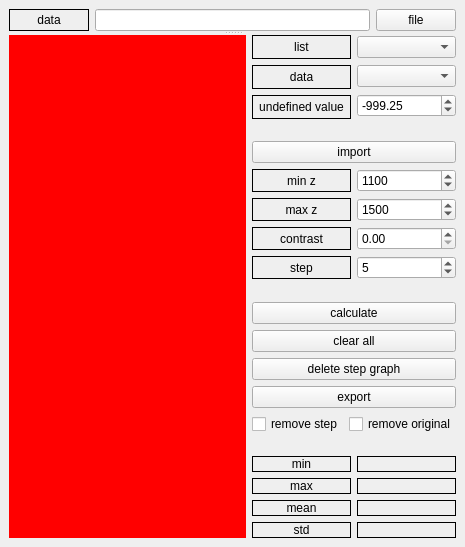
This is python_part/ui_window.ui in Ajgull/SummerPractice2.0 as Qt 5 draws it before an edit. The edited form follows.
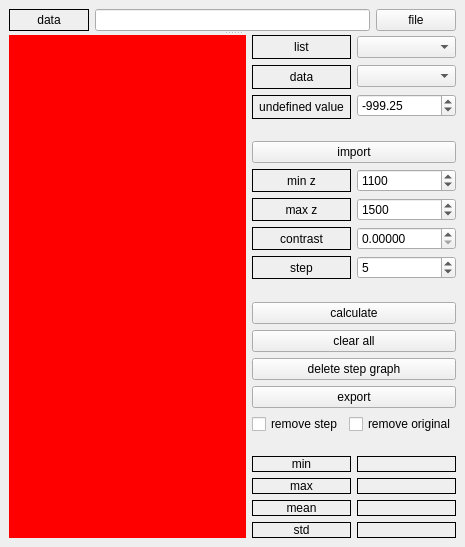
This is the edited form.

Patch:
```diff
--- a/python_part/ui_window.ui
+++ b/python_part/ui_window.ui
@@ -292,7 +292,7 @@
               <item>
                <widget class="QDoubleSpinBox" name="SB_Contrast">
                 <property name="decimals">
-                 <number>2</number>
+                 <number>5</number>
                 </property>
                </widget>
               </item>
```
